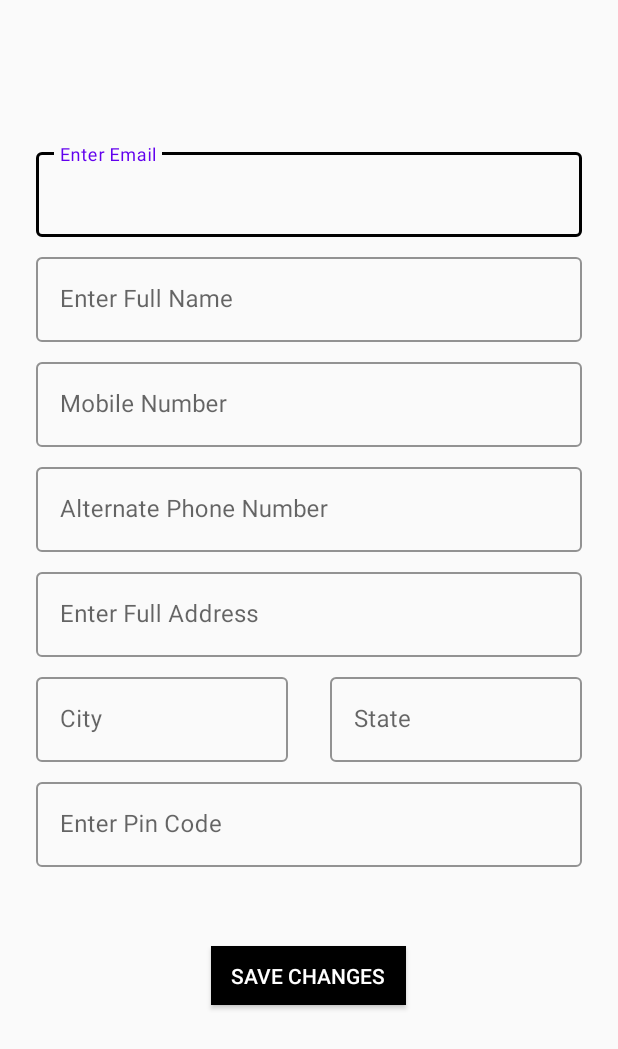
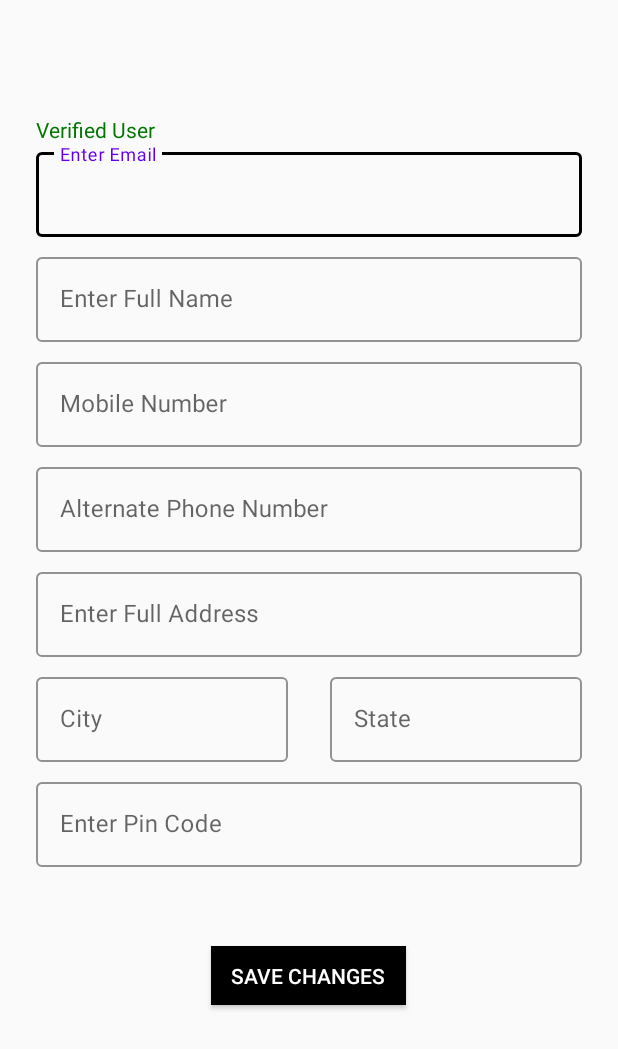
Before and after one commit to satyamsheel/UOODMA-public, an Android app: the editProfile screen opened directly, with no data from a screen before it, after a tap on "SAVE CHANGES", on a phone screen of 412 x 824 dp. Shown: the top 1049 px of the screen. Run offline under Robolectric (Android 15) with nearby library versions, the phone set to English and light mode, and no system bars; our stand-ins replace Firebase (no records; nobody signed in at launch, a user with empty details on screens opened directly).

Commit message:
Email verification added. One bug

```diff
--- a/app/src/main/java/com/example/uoodma/editProfile.java
+++ b/app/src/main/java/com/example/uoodma/editProfile.java
@@ -1,17 +1,27 @@
 package com.example.uoodma;
 
+import androidx.annotation.NonNull;
 import androidx.appcompat.app.AppCompatActivity;
 
 import android.content.Intent;
+import android.content.SharedPreferences;
+import android.graphics.Color;
 import android.os.Bundle;
+import android.os.Handler;
+import android.util.Log;
 import android.view.View;
 import android.widget.Button;
 import android.widget.EditText;
+import android.widget.TextView;
 import android.widget.Toast;
 
 import com.example.uoodma.login_register.phoneVerificationActivity;
+import com.google.android.gms.tasks.OnCompleteListener;
 import com.google.android.gms.tasks.OnSuccessListener;
+import com.google.android.gms.tasks.Task;
+import com.google.firebase.auth.ActionCodeSettings;
 import com.google.firebase.auth.FirebaseAuth;
+import com.google.firebase.auth.FirebaseUser;
 import com.google.firebase.firestore.DocumentReference;
 import com.google.firebase.firestore.FirebaseFirestore;
 
@@ -25,6 +35,9 @@ public class editProfile extends AppCompatActivity {
     EditText editProfileEmailText, editProfileFullNameText, editProfilePhoneNumberText, editProfileAlternatePhoneNumberText,
             fullAddressText, editProfileCityText, editProfileStateText, editProfilePinCodeText;
     Button editProfileSaveChanges;
+    TextView userVerificationText, verificationText;
+
+    final FirebaseUser user = mAuth.getCurrentUser();
 
 
     @Override
@@ -32,6 +45,7 @@ public class editProfile extends AppCompatActivity {
         super.onCreate(savedInstanceState);
         setContentView(R.layout.activity_edit_profile);
 
+        Log.d("___", "onCreate: ");
         editProfileEmailText = findViewById(R.id.editProfileEmailText);
         editProfileFullNameText = findViewById(R.id.editProfileFullNameText);
         editProfilePhoneNumberText = findViewById(R.id.editProfilePhoneNumberText);
@@ -41,7 +55,10 @@ public class editProfile extends AppCompatActivity {
         editProfileStateText = findViewById(R.id.editProfileStateText);
         editProfilePinCodeText = findViewById(R.id.editProfilePinCodeText);
         editProfileSaveChanges = findViewById(R.id.editProfileSaveChanges);
+        userVerificationText = findViewById(R.id.verifyUserText);
+        verificationText = findViewById(R.id.verificationText);
 
+        Log.d("___", "onCreate: ");
 
         editProfileSaveChanges.setOnClickListener(new View.OnClickListener() {
             @Override
@@ -57,10 +74,43 @@ public class editProfile extends AppCompatActivity {
                 documentReference.set(user).addOnSuccessListener(new OnSuccessListener<Void>() {
                     @Override
                     public void onSuccess(Void aVoid) {
-                        Toast.makeText(editProfile.this, "Sucess", Toast.LENGTH_LONG).show();
+                        Toast.makeText(editProfile.this, "Success", Toast.LENGTH_LONG).show();
                     }
                 });
             }
         });
     }
+
+
+    @Override
+    protected void onStart() {
+        super.onStart();
+
+
+        user.reload();
+
+        if (user.isEmailVerified()){
+                userVerificationText.setText("Verified User");
+                userVerificationText.setTextColor(Color.parseColor("#007600"));
+                verificationText.setVisibility(View.GONE);
+            }
+            else {
+                userVerificationText.setText("Email is not verified");
+                userVerificationText.setTextColor(Color.parseColor("#ff0000"));
+                verificationText.setVisibility(View.VISIBLE);
+                verificationText.setOnClickListener(new View.OnClickListener() {
+                    @Override
+                    public void onClick(View view) {
+                        Log.d("____", "onClick: clicked");
+                        user.sendEmailVerification().addOnCompleteListener(new OnCompleteListener<Void>() {
+                            @Override
+                            public void onComplete(@NonNull Task<Void> task) {
+                                Toast.makeText(editProfile.this, "Verification link has been sent", Toast.LENGTH_SHORT).show();
+                            }
+                        });
+                    }
+                });
+
+        }
+    }
 }
--- a/app/src/main/res/layout/activity_edit_profile.xml
+++ b/app/src/main/res/layout/activity_edit_profile.xml
@@ -5,6 +5,22 @@
     android:layout_width="match_parent"
     android:layout_height="match_parent"
     tools:context=".editProfile">
+
+    <TextView
+        android:id="@+id/verifyUserText"
+        android:layout_width="wrap_content"
+        android:layout_height="wrap_content"
+        android:text="@string/not_verified"
+        app:layout_constraintBottom_toTopOf="@+id/editProfileEmail"
+        app:layout_constraintStart_toStartOf="@+id/editProfileEmail" />
+
+    <TextView
+        android:id="@+id/verificationText"
+        android:layout_width="wrap_content"
+        android:layout_height="wrap_content"
+        android:text="@string/click_here_to_verify"
+        app:layout_constraintBottom_toTopOf="@+id/editProfileEmail"
+        app:layout_constraintEnd_toEndOf="@+id/editProfileEmail" />
 
 
     <com.google.android.material.textfield.TextInputLayout
--- a/app/src/main/res/values/strings.xml
+++ b/app/src/main/res/values/strings.xml
@@ -30,5 +30,7 @@
     <string name="pan_card">Pan Card</string>
     <string name="save_changes">Save Changes</string>
     <string name="upoad_doc">Upload Documents</string>
+    <string name="click_here_to_verify">Click here to verify</string>
+    <string name="not_verified">Not Verified</string>
 
 </resources>
--- a/build.gradle
+++ b/build.gradle
@@ -8,7 +8,7 @@ buildscript {
     }
     dependencies {
         classpath 'com.android.tools.build:gradle:3.6.3'
-        classpath 'com.google.gms:google-services:4.2.0'
+        classpath 'com.google.gms:google-services:4.3.3'
 
         // NOTE: Do not place your application dependencies here; they belong
         // in the individual module build.gradle files
```
Also changed, not shown: 1 other file.
